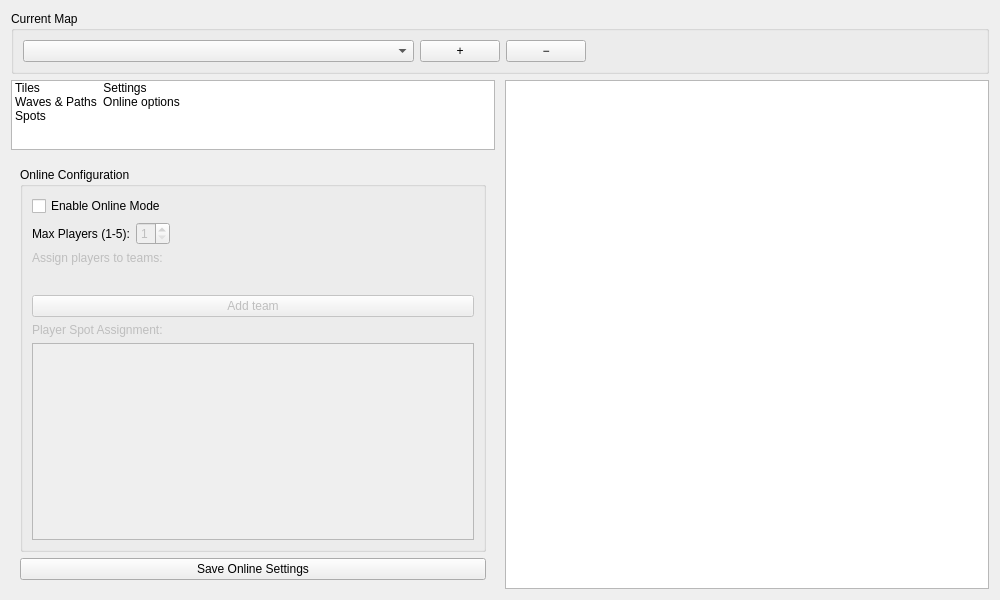
The window that editor/src/Editors/MapEditor.ui (povidllo/Tower-Defence) describes before a commit, drawn with Qt 5.
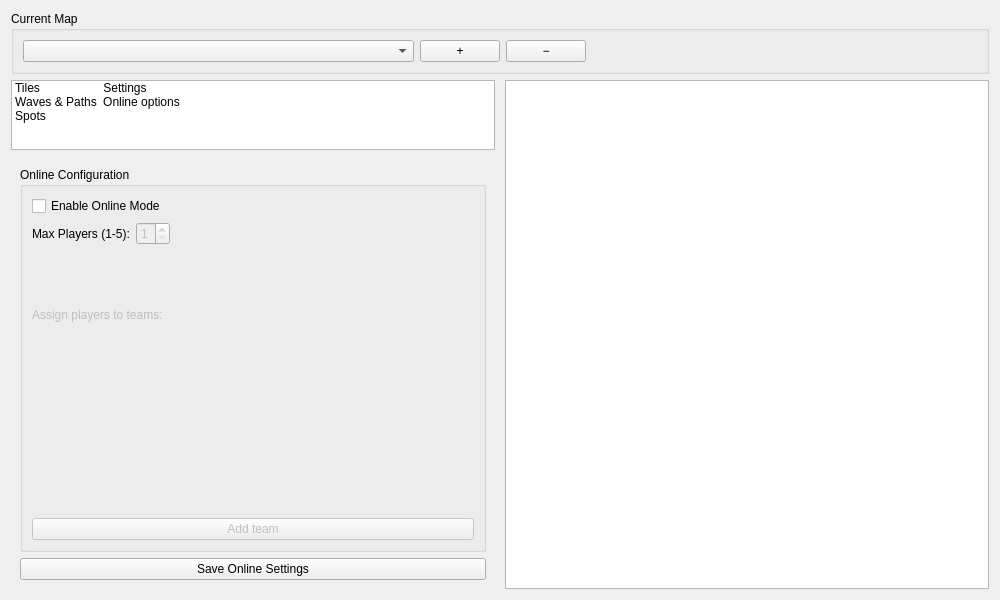
The same window after the commit. The open tabs and pages were chosen to show the change. Icons and pictures are not drawn.

Commit message: feat(editor): wave owner

```diff
--- a/editor/src/Editors/MapEditor.ui
+++ b/editor/src/Editors/MapEditor.ui
@@ -441,37 +441,6 @@
                 </property>
                </widget>
               </item>
-              <item>
-               <widget class="QLabel" name="playerSpotsLabel">
-                <property name="enabled">
-                 <bool>false</bool>
-                </property>
-                <property name="text">
-                 <string>Player Spot Assignment:</string>
-                </property>
-               </widget>
-              </item>
-              <item>
-               <widget class="QScrollArea" name="playerSpotsScrollArea">
-                <property name="enabled">
-                 <bool>false</bool>
-                </property>
-                <property name="widgetResizable">
-                 <bool>true</bool>
-                </property>
-                <widget class="QWidget" name="playerSpotsContainer">
-                 <property name="geometry">
-                  <rect>
-                   <x>0</x>
-                   <y>0</y>
-                   <width>439</width>
-                   <height>154</height>
-                  </rect>
-                 </property>
-                 <layout class="QVBoxLayout" name="playerSpotsContainerLayout"/>
-                </widget>
-               </widget>
-              </item>
              </layout>
             </widget>
            </item>
```
The commit also changes 1999 other files.
